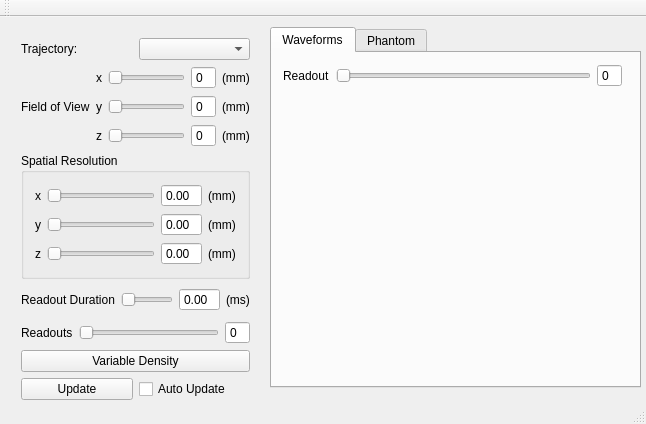
nio1814/MRItrajectory, file trajectorydesigner/mainwindow.ui: the form before one commit.
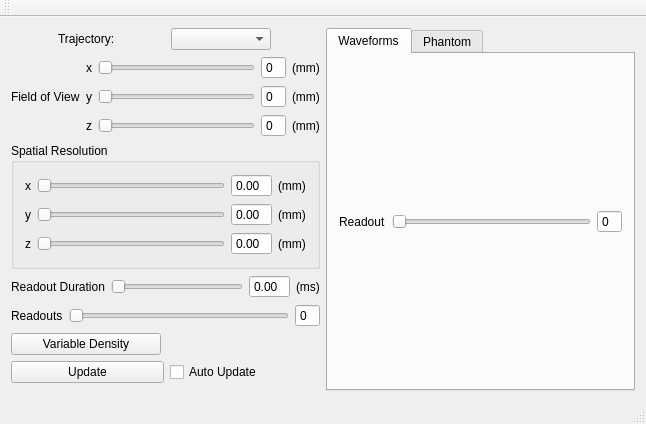
The form after the commit. The open tabs and pages were chosen to show the change.

The edit to the form file:
```diff
--- a/trajectorydesigner/mainwindow.ui
+++ b/trajectorydesigner/mainwindow.ui
@@ -14,27 +14,36 @@
    <string>MainWindow</string>
   </property>
   <widget class="QWidget" name="centralWidget">
-   <widget class="QWidget" name="verticalLayoutWidget">
-    <property name="geometry">
-     <rect>
-      <x>10</x>
-      <y>10</y>
-      <width>251</width>
-      <height>384</height>
-     </rect>
-    </property>
-    <layout class="QVBoxLayout" name="verticalLayout">
+   <layout class="QHBoxLayout" name="horizontalLayout_11">
+    <item>
+     <layout class="QVBoxLayout" name="parametersVerticalLayout" stretch="0,0,0,0,0,0,0,0">
+      <property name="sizeConstraint">
+       <enum>QLayout::SetMaximumSize</enum>
+      </property>
      <item>
       <layout class="QHBoxLayout" name="horizontalLayout">
        <item>
         <widget class="QLabel" name="label">
+          <property name="maximumSize">
+           <size>
+            <width>60</width>
+            <height>16777215</height>
+           </size>
+          </property>
          <property name="text">
           <string>Trajectory: </string>
          </property>
         </widget>
        </item>
        <item>
-        <widget class="QComboBox" name="trajectoryComboBox"/>
+         <widget class="QComboBox" name="trajectoryComboBox">
+          <property name="maximumSize">
+           <size>
+            <width>100</width>
+            <height>16777215</height>
+           </size>
+          </property>
+         </widget>
        </item>
       </layout>
      </item>
@@ -166,6 +175,9 @@
           </item>
           <item>
            <widget class="QSlider" name="spatialResolutionXSlider">
+             <property name="maximum">
+              <number>50</number>
+             </property>
             <property name="orientation">
              <enum>Qt::Horizontal</enum>
             </property>
@@ -198,6 +210,9 @@
           </item>
           <item>
            <widget class="QSlider" name="spatialResolutionYSlider">
+             <property name="maximum">
+              <number>50</number>
+             </property>
             <property name="orientation">
              <enum>Qt::Horizontal</enum>
             </property>
@@ -230,6 +245,9 @@
           </item>
           <item>
            <widget class="QSlider" name="spatialResolutionZSlider">
+             <property name="maximum">
+              <number>50</number>
+             </property>
             <property name="orientation">
              <enum>Qt::Horizontal</enum>
             </property>
@@ -313,6 +331,12 @@
      </item>
      <item>
       <widget class="QPushButton" name="variableDensityPushButton">
+        <property name="maximumSize">
+         <size>
+          <width>150</width>
+          <height>16777215</height>
+         </size>
+        </property>
        <property name="text">
         <string>Variable Density</string>
        </property>
@@ -323,8 +347,17 @@
      </item>
      <item>
       <layout class="QHBoxLayout" name="horizontalLayout_8">
+        <property name="sizeConstraint">
+         <enum>QLayout::SetMaximumSize</enum>
+        </property>
        <item>
         <widget class="QPushButton" name="updatePushButton">
+          <property name="maximumSize">
+           <size>
+            <width>200</width>
+            <height>16777215</height>
+           </size>
+          </property>
          <property name="text">
           <string>Update</string>
          </property>
@@ -332,6 +365,12 @@
        </item>
        <item>
         <widget class="QCheckBox" name="autoUpdateCheckBox">
+          <property name="maximumSize">
+           <size>
+            <width>150</width>
+            <height>16777215</height>
+           </size>
+          </property>
          <property name="text">
           <string>Auto Update</string>
          </property>
@@ -339,40 +378,31 @@
        </item>
       </layout>
      </item>
-    </layout>
-   </widget>
+      <item>
+       <spacer name="verticalSpacer">
+        <property name="orientation">
+         <enum>Qt::Vertical</enum>
+        </property>
+        <property name="sizeHint" stdset="0">
+         <size>
+          <width>20</width>
+          <height>40</height>
+         </size>
+        </property>
+       </spacer>
+      </item>
+     </layout>
+    </item>
+    <item>
    <widget class="QTabWidget" name="tabWidget">
-    <property name="geometry">
-     <rect>
-      <x>270</x>
-      <y>10</y>
-      <width>371</width>
-      <height>361</height>
-     </rect>
-    </property>
     <property name="currentIndex">
-     <number>1</number>
+       <number>0</number>
     </property>
     <widget class="QWidget" name="tab">
      <attribute name="title">
       <string>Waveforms</string>
      </attribute>
-     <widget class="QWidget" name="verticalLayoutWidget_2">
-      <property name="geometry">
-       <rect>
-        <x>0</x>
-        <y>0</y>
-        <width>361</width>
-        <height>331</height>
-       </rect>
-      </property>
-      <layout class="QVBoxLayout" name="verticalLayout_4">
-       <property name="spacing">
-        <number>0</number>
-       </property>
-       <property name="sizeConstraint">
-        <enum>QLayout::SetMaximumSize</enum>
-       </property>
+       <layout class="QVBoxLayout" name="verticalLayout">
        <item>
         <layout class="QGridLayout" name="gridLayout"/>
        </item>
@@ -403,15 +433,14 @@
        </item>
       </layout>
      </widget>
-     <zorder>verticalLayoutWidget_2</zorder>
-     <zorder></zorder>
-    </widget>
     <widget class="QWidget" name="tabPhantom">
      <attribute name="title">
       <string>Phantom</string>
      </attribute>
     </widget>
    </widget>
+    </item>
+   </layout>
   </widget>
   <widget class="QMenuBar" name="menuBar">
    <property name="geometry">
```
Lines whose indentation alone changed are shown as unchanged.
